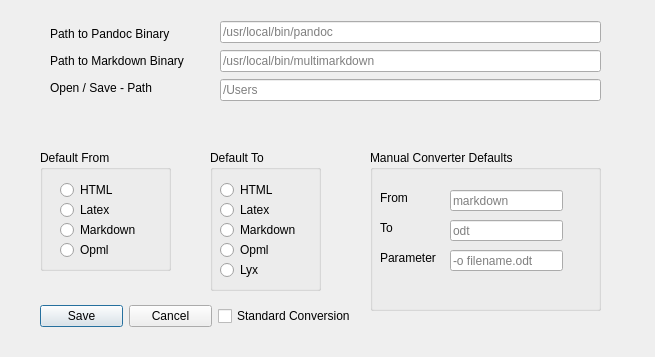
This is source/gui/panconvert_diag_prefpane.ui in apaeffgen/PanConvert as Qt 5 draws it before an edit. The edited form follows.
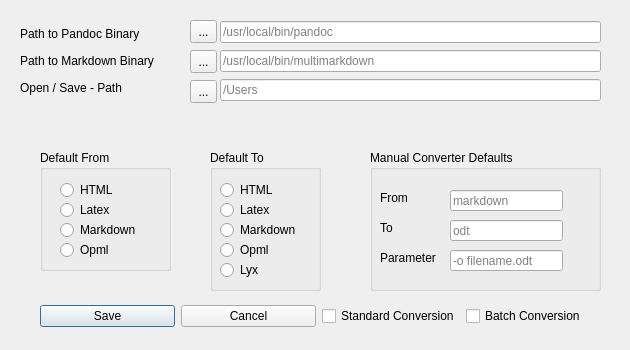
This is the edited form.

The edit to the form file:
```diff
--- a/source/gui/panconvert_diag_prefpane.ui
+++ b/source/gui/panconvert_diag_prefpane.ui
@@ -6,14 +6,20 @@
    <rect>
     <x>0</x>
     <y>0</y>
-    <width>655</width>
-    <height>357</height>
+    <width>630</width>
+    <height>350</height>
    </rect>
   </property>
   <property name="minimumSize">
    <size>
-    <width>400</width>
-    <height>100</height>
+    <width>630</width>
+    <height>350</height>
+   </size>
+  </property>
+  <property name="maximumSize">
+   <size>
+    <width>630</width>
+    <height>350</height>
    </size>
   </property>
   <property name="windowTitle">
@@ -168,7 +174,7 @@
      <x>370</x>
      <y>150</y>
      <width>231</width>
-     <height>161</height>
+     <height>141</height>
     </rect>
    </property>
    <property name="title">
@@ -258,7 +264,7 @@
     <rect>
      <x>40</x>
      <y>300</y>
-     <width>316</width>
+     <width>561</width>
      <height>32</height>
     </rect>
    </property>
@@ -287,6 +293,13 @@
       </property>
      </widget>
     </item>
+    <item>
+     <widget class="QCheckBox" name="BatchConversion">
+      <property name="text">
+       <string>Batch Conversion</string>
+      </property>
+     </widget>
+    </item>
    </layout>
   </widget>
   <widget class="QWidget" name="layoutWidget">
@@ -331,7 +344,7 @@
   <widget class="QWidget" name="layoutWidget">
    <property name="geometry">
     <rect>
-     <x>50</x>
+     <x>20</x>
      <y>20</y>
      <width>159</width>
      <height>81</height>
@@ -367,6 +380,45 @@
     </item>
    </layout>
   </widget>
+  <widget class="QToolButton" name="ButtonPandocPath">
+   <property name="geometry">
+    <rect>
+     <x>190</x>
+     <y>20</y>
+     <width>27</width>
+     <height>23</height>
+    </rect>
+   </property>
+   <property name="text">
+    <string>...</string>
+   </property>
+  </widget>
+  <widget class="QToolButton" name="ButtonMarkdownPath">
+   <property name="geometry">
+    <rect>
+     <x>190</x>
+     <y>50</y>
+     <width>27</width>
+     <height>23</height>
+    </rect>
+   </property>
+   <property name="text">
+    <string>...</string>
+   </property>
+  </widget>
+  <widget class="QToolButton" name="ButtonOpenSavePath">
+   <property name="geometry">
+    <rect>
+     <x>190</x>
+     <y>80</y>
+     <width>27</width>
+     <height>23</height>
+    </rect>
+   </property>
+   <property name="text">
+    <string>...</string>
+   </property>
+  </widget>
  </widget>
  <resources/>
  <connections/>
```
